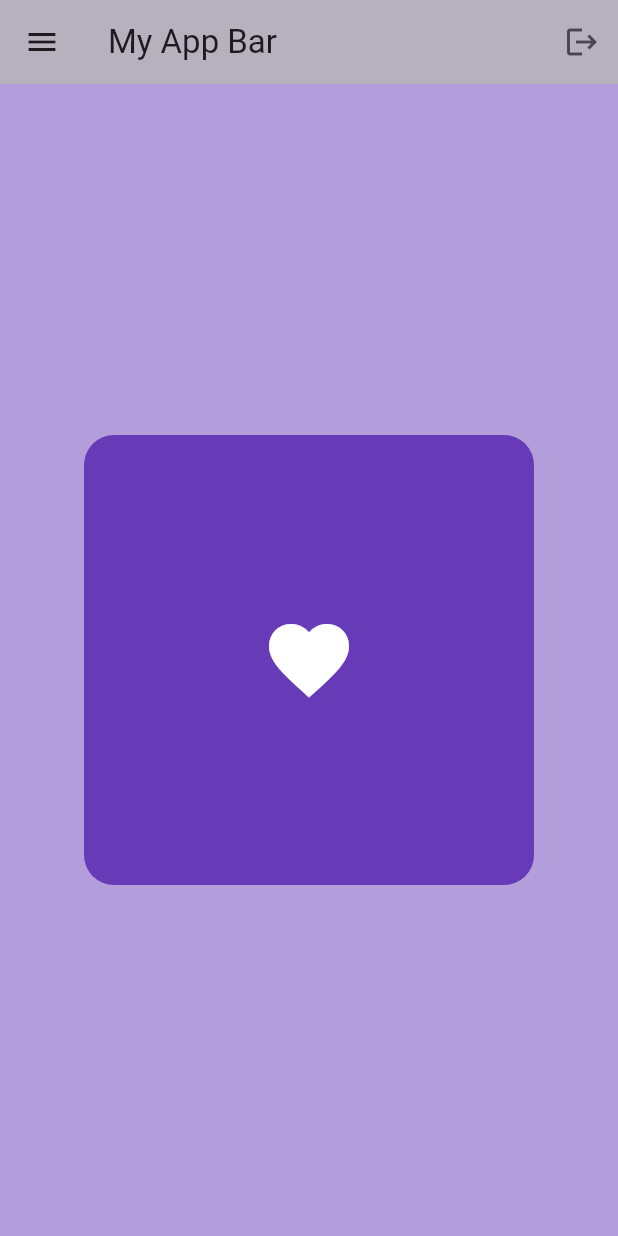
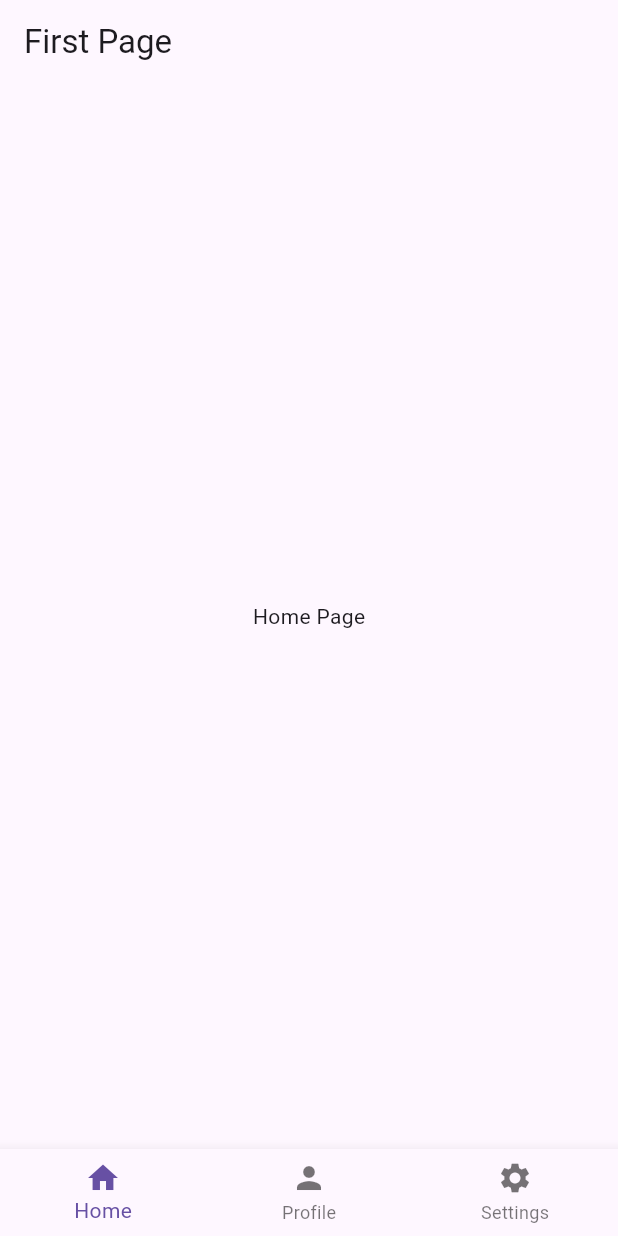
Before and after one commit to seunekunkoya/flutter-training, a Flutter app: the screen it shows after launch, on a phone screen of 412 x 824 dp. Run offline on Flutter 3.47's test engine with Material 3 defaults, Android fonts, the phone set to English and light mode, and no system bars.

```diff
--- a/lib/main.dart
+++ b/lib/main.dart
@@ -1,6 +1,9 @@
-// ignore_for_file: prefer_const_constructors
-
+// ignore_for_file: prefer_const_constructors, prefer_const_literals_to_create_immutables
 import 'package:flutter/material.dart';
+import 'package:food/pages/first_page.dart';
+import 'package:food/pages/home_page.dart';
+import 'package:food/pages/profile_page.dart';
+import 'package:food/pages/settings_page.dart';
 
 void main() {
   runApp(const MyApp());
@@ -13,31 +16,12 @@ class MyApp extends StatelessWidget {
   Widget build(BuildContext context) {
     return MaterialApp(
       debugShowCheckedModeBanner: false,
-      home: Scaffold(
-        backgroundColor: Colors.deepPurple[200],
-        appBar: AppBar(
-          title: Text("My App Bar"),
-          backgroundColor: Color.fromARGB(255, 181, 177, 189),
-          elevation: 0,
-          leading: Icon(Icons.menu),
-          actions: [IconButton(onPressed: () {}, icon: Icon(Icons.logout))],
-        ),
-        body: Center(
-          child: Container(
-              height: 300,
-              width: 300,
-              decoration: BoxDecoration(
-                  color: Colors.deepPurple,
-                  // curve the corners a bit
-                  borderRadius: BorderRadius.circular(20)),
-              padding: EdgeInsets.all(25),
-              child: Icon(
-                Icons.favorite,
-                color: Colors.white,
-                size: 64,
-              )),
-        ),
-      ),
+      home: FirstPage(),
+      routes: {
+        '/firstpage': (context) => FirstPage(),
+        '/homepage': (context) => HomePage(),
+        '/settingspage': (context) => SettingsPage(),
+      },
     );
   }
 }
--- /dev/null
+++ b/lib/pages/first_page.dart
@@ -0,0 +1,67 @@
+// ignore_for_file: prefer_const_constructors, prefer_const_literals_to_create_immutables, prefer_const_constructors_in_immutables
+
+import 'package:flutter/material.dart';
+import 'package:food/pages/home_page.dart';
+import 'package:food/pages/profile_page.dart';
+import 'package:food/pages/settings_page.dart';
+
+class FirstPage extends StatefulWidget {
+  FirstPage({super.key});
+
+  @override
+  State<FirstPage> createState() => _FirstPageState();
+}
+
+class _FirstPageState extends State<FirstPage> {
+  //this keeps track of the current page to display
+  int _selectedIndex = 0;
+
+  //a method to update new selected index
+  void _navigateBottomBar(int index) {
+    setState(() {
+      _selectedIndex = index;
+    });
+  }
+
+  final List _pages = [
+    //homepage
+    HomePage(),
+
+    //profilepage
+    ProfilePage(),
+
+    //settingspage
+    SettingsPage(),
+  ];
+
+  @override
+  Widget build(BuildContext context) {
+    return Scaffold(
+      appBar: AppBar(title: Text("First Page")),
+      body: _pages[_selectedIndex],
+      bottomNavigationBar: BottomNavigationBar(
+        currentIndex: _selectedIndex,
+        onTap: _navigateBottomBar,
+        items: [
+          //home
+          BottomNavigationBarItem(
+            icon: Icon(Icons.home),
+            label: 'Home',
+          ),
+
+          // profile
+          BottomNavigationBarItem(
+            icon: Icon(Icons.person),
+            label: 'Profile',
+          ),
+
+          // Settings
+          BottomNavigationBarItem(
+            icon: Icon(Icons.settings),
+            label: 'Settings',
+          ),
+        ],
+      ),
+    );
+  }
+}
--- /dev/null
+++ b/lib/pages/home_page.dart
@@ -0,0 +1,17 @@
+// ignore_for_file: prefer_const_constructors
+
+import 'package:flutter/material.dart';
+
+class HomePage extends StatelessWidget {
+  const HomePage({super.key});
+
+  @override
+  Widget build(BuildContext context) {
+    return Scaffold(
+      // appBar: AppBar(title: Text("Home Page")),
+      body: Center(
+        child: Text("Home Page"),
+      ),
+    );
+  }
+}
--- /dev/null
+++ b/lib/pages/profile_page.dart
@@ -0,0 +1,17 @@
+// ignore_for_file: prefer_const_constructors
+
+import 'package:flutter/material.dart';
+
+class ProfilePage extends StatelessWidget {
+  const ProfilePage({super.key});
+
+  @override
+  Widget build(BuildContext context) {
+    return Scaffold(
+      // appBar: AppBar(title: Text("Home Page")),
+      body: Center(
+        child: Text("Profile Page"),
+      ),
+    );
+  }
+}
--- /dev/null
+++ b/lib/pages/settings_page.dart
@@ -0,0 +1,17 @@
+// ignore_for_file: prefer_const_constructors
+
+import 'package:flutter/material.dart';
+
+class SettingsPage extends StatelessWidget {
+  const SettingsPage({super.key});
+
+  @override
+  Widget build(BuildContext context) {
+    return Scaffold(
+      // appBar: AppBar(title: Text("Home Page")),
+      body: Center(
+        child: Text("Settings Page"),
+      ),
+    );
+  }
+}
```
